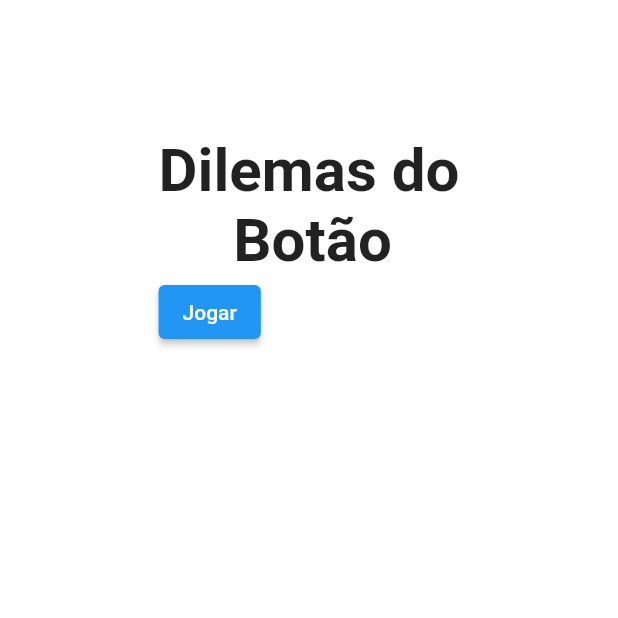
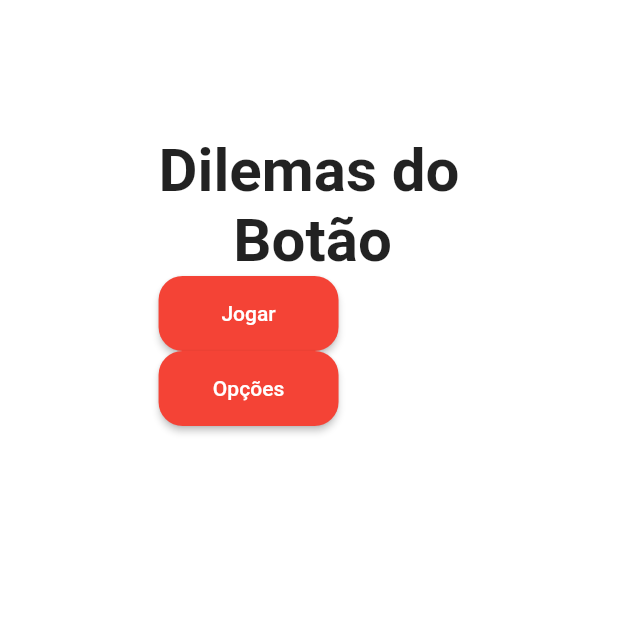
Before and after one commit to RamonFrias/dilema-do-botao, a Flutter app: the screen it shows after launch, on a phone screen of 412 x 824 dp, the top half of it. Run offline on Flutter 3.47's test engine with Material 2 defaults, Android fonts, the phone set to English and light mode, and no system bars.

Commit message:
Estilizando a página inicial

```diff
--- a/lib/pages/inicial.page.dart
+++ b/lib/pages/inicial.page.dart
@@ -1,3 +1,4 @@
+import 'package:dilemadobotao/pages/opcoes.page.dart';
 import 'package:flutter/material.dart';
 import 'package:dilemadobotao/pages/jogar.page.dart';
 
@@ -27,13 +28,52 @@ class _PaginaInicialState extends State<PaginaInicial> {
                     const TextStyle(fontSize: 40, fontWeight: FontWeight.bold),
               ),
               ElevatedButton(
+                  style: ButtonStyle(
+                    shape: MaterialStateProperty.all(
+                      RoundedRectangleBorder(
+                        borderRadius: BorderRadius.circular(16.0),
+                      ),
+                    ),
+                    backgroundColor:
+                        MaterialStateProperty.resolveWith<Color?>((states) {
+                      if (states.contains(MaterialState.pressed)) {
+                        return Colors.red.shade300;
+                      }
+                      return Colors.red;
+                    }),
+                    fixedSize: MaterialStateProperty.all(const Size(120, 50)),
+                  ),
                   onPressed: () {
                     Navigator.push(
                         context,
                         MaterialPageRoute(
                             builder: (context) => const JogarPage()));
                   },
-                  child: const Text('Jogar'))
+                  child: const Text('Jogar')),
+              ElevatedButton(
+                style: ButtonStyle(
+                  shape: MaterialStateProperty.all(
+                    RoundedRectangleBorder(
+                      borderRadius: BorderRadius.circular(16.0),
+                    ),
+                  ),
+                  backgroundColor:
+                      MaterialStateProperty.resolveWith<Color?>((states) {
+                    if (states.contains(MaterialState.pressed)) {
+                      return Colors.red.shade300;
+                    }
+                    return Colors.red;
+                  }),
+                  fixedSize: MaterialStateProperty.all(const Size(120, 50)),
+                ),
+                onPressed: () {
+                  Navigator.push(
+                      context,
+                      MaterialPageRoute(
+                          builder: (context) => const OpcoesPage()));
+                },
+                child: const Text("Opções"),
+              ),
             ],
           ),
         ),
```
Also changed, not shown: lib/pages/opcoes.page.dart (added, +15 -0 lines).
